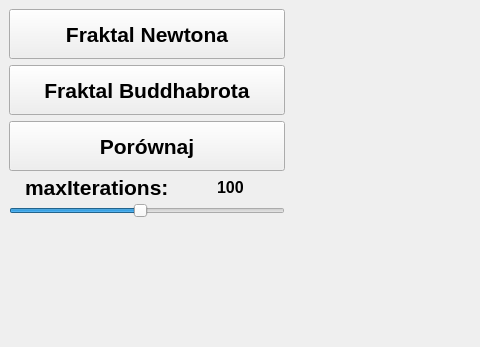
The window that src/MainWindow.ui (Kosmit147/Fractals) describes before a commit, drawn with Qt 5; both pictures show x 0 to 480 and y 0 to 347 of the 1100 by 700 pixel window.
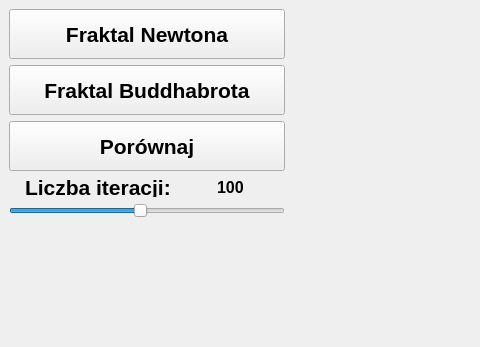
The same window after the commit.

```diff
--- a/src/MainWindow.ui
+++ b/src/MainWindow.ui
@@ -101,7 +101,7 @@
              </font>
             </property>
             <property name="text">
-             <string>maxIterations:</string>
+             <string>Liczba iteracji:</string>
             </property>
            </widget>
           </item>
```
